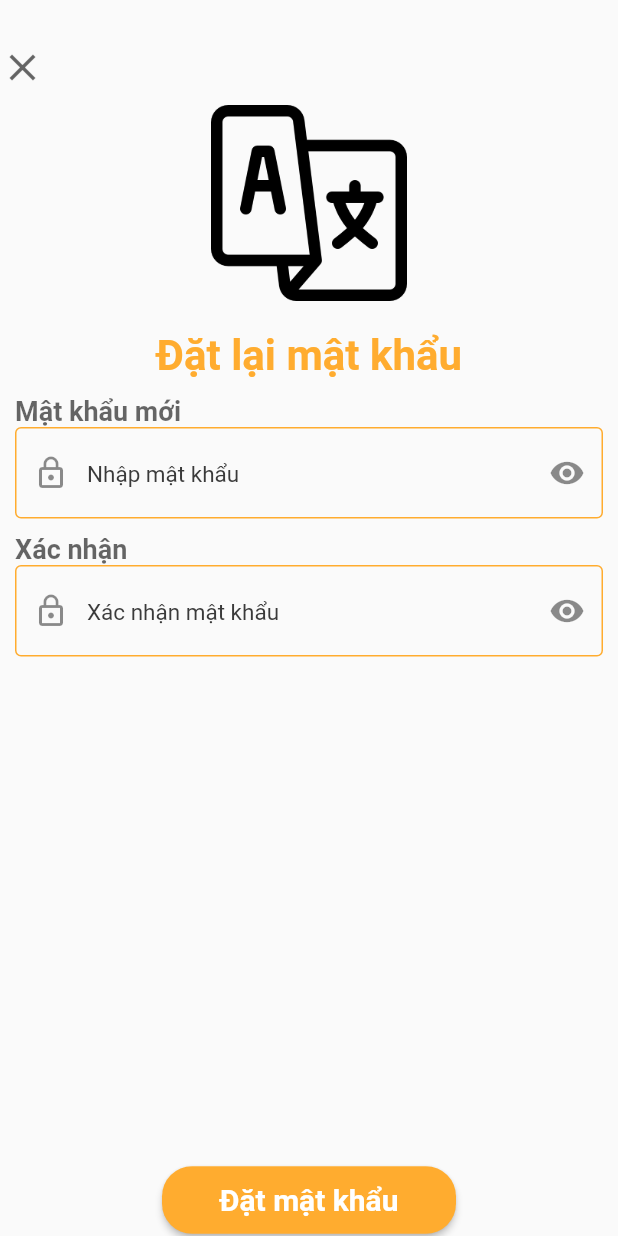
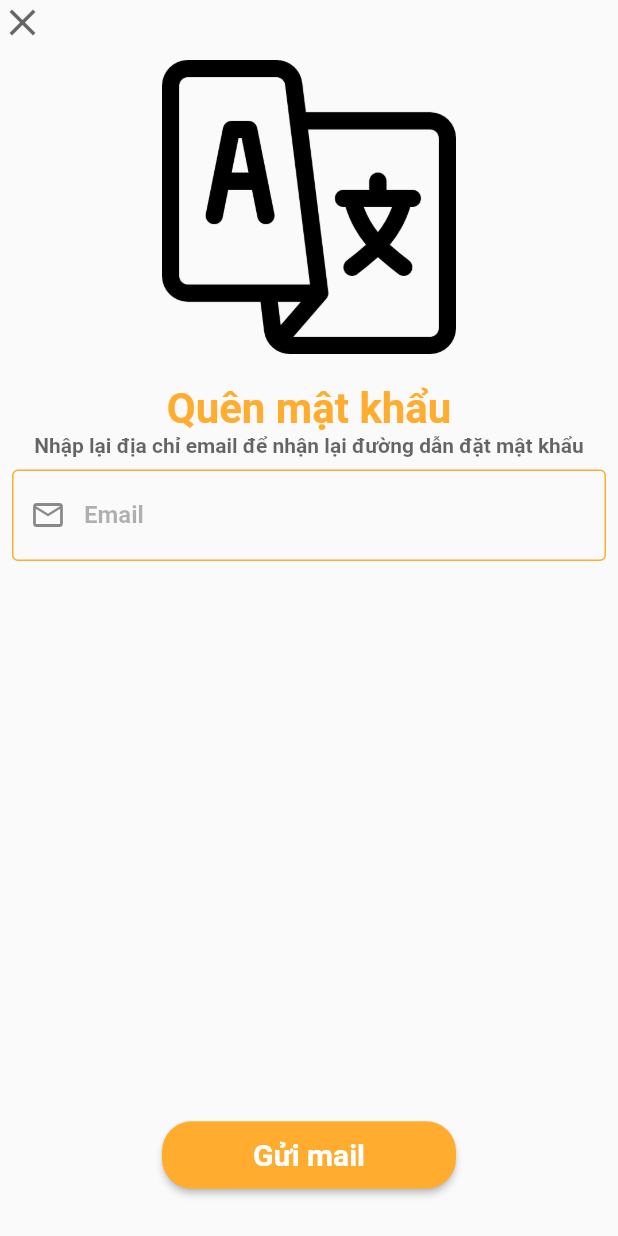
Before and after one commit to NhutHoa13/DEV_KHA, a Flutter app: the screen it shows after launch, on a phone screen of 412 x 824 dp. Run offline on Flutter 3.47's test engine with Material 2 defaults, Android fonts, the phone set to English and light mode, and no system bars.

Commit message:
Thêm màn hình Quên mật khẩu

```diff
--- a/DA_Moble/lib/Screen/Laymatkhau.dart
+++ b/DA_Moble/lib/Screen/Laymatkhau.dart
@@ -22,7 +22,7 @@ class _LaymatkhauScreenState extends State<LaymatkhauScreen> {
 
   @override
   Widget build(BuildContext context) {
-    var mlr = 20.0;
+    var mlr = 20;
     var r = MediaQuery.of(context).size.width - mlr;
     var l = MediaQuery.of(context).size.width - mlr;
     return Scaffold(
--- /dev/null
+++ b/DA_Moble/lib/Screen/Quenmatkhau.dart
@@ -0,0 +1,118 @@
+import 'package:flutter/animation.dart';
+import 'package:flutter/cupertino.dart';
+import 'package:flutter/material.dart';
+import 'package:flutter/src/widgets/container.dart';
+import 'package:flutter/src/widgets/framework.dart';
+
+class QuenmatkhauScreen extends StatefulWidget {
+  const QuenmatkhauScreen({super.key});
+
+  @override
+  State<QuenmatkhauScreen> createState() => _QuenmatkhauScreenState();
+}
+
+class _QuenmatkhauScreenState extends State<QuenmatkhauScreen> {
+  var orange = Color.fromARGB(255, 255, 172, 47);
+  var myLabelStyle = TextStyle(
+    color: Colors.black.withOpacity(0.3),
+    fontSize: 16,
+    fontWeight: FontWeight.bold,
+  );
+
+  var myTextStyle =
+      TextStyle(fontSize: 18, color: Color.fromARGB(255, 0, 0, 0));
+
+  @override
+  Widget build(BuildContext context) {
+    var mlr = 20.0;
+    var r = MediaQuery.of(context).size.width - mlr;
+    var l = MediaQuery.of(context).size.width - mlr;
+    return Scaffold(
+         resizeToAvoidBottomInset: false,
+        body: Container(
+          padding: EdgeInsets.fromLTRB(0, 0, 0, 10),
+          child: Column(
+              mainAxisAlignment: MainAxisAlignment.spaceBetween,
+              children: [
+                Column(
+                  children: [
+                    Padding(
+                      padding: const EdgeInsets.fromLTRB(0, 0, 0, 10),
+                      child: Row(
+                        mainAxisAlignment: MainAxisAlignment.start,
+                        children: [
+                          InkWell(
+                            onTap: () {},
+                            child: Icon(
+                              Icons.clear,
+                              color: Colors.black.withOpacity(0.6),
+                              size: 30,
+                            ),
+                          ),
+                        ],
+                      ),
+                    ),
+                    Padding(
+                      padding: const EdgeInsets.fromLTRB(0, 0, 0, 20),
+                      child: Image(
+                        image: AssetImage('assets/images/language.png'),
+                        width: r / 2,
+                      ),
+                    ),
+                    Text(
+                      'Quên mật khẩu',
+                      style: TextStyle(
+                          fontSize: 28,
+                          fontWeight: FontWeight.bold,
+                          color: orange),
+                    ),
+                    Text(
+                        'Nhập lại địa chỉ email để nhận lại đường dẫn đặt mật khẩu',
+                        style: TextStyle(
+                            color: Colors.black.withOpacity(0.6),
+                            fontWeight: FontWeight.bold,
+                            )),
+                    Padding(
+                      padding: const EdgeInsets.all(8.0),
+                      child: TextField(
+                        style: myTextStyle,
+                        decoration: InputDecoration(
+                            enabledBorder: OutlineInputBorder(
+                                borderSide: BorderSide(color: orange)),
+                            border: OutlineInputBorder(),
+                            labelText: "Email",
+                            prefixIcon: (Icon(Icons.email_outlined)),
+                            labelStyle: myLabelStyle),
+                      ),
+                    ),
+                  ],
+                ),
+                Padding(
+                  padding: EdgeInsets.fromLTRB(0, 0, 0, 20),
+                  child: ConstrainedBox(
+                    constraints: BoxConstraints(minWidth: r / 2, minHeight: 45),
+                    child: ElevatedButton(
+                      style: ButtonStyle(
+                          backgroundColor:
+                              MaterialStatePropertyAll<Color>(orange),
+                          shape: MaterialStateProperty.all(
+                              RoundedRectangleBorder(
+                                  borderRadius: BorderRadius.circular(20.0)))),
+                      onPressed: () {},
+                      // child: const Padding(
+                      //     padding: EdgeInsets.fromLTRB(10, 10, 10, 10),
+                      child: Text(
+                        "Gửi mail",
+                        style: TextStyle(
+                          fontSize: 20,
+                          fontWeight: FontWeight.bold,
+                        ),
+                      ),
+                    ),
+                  ),
+                ),
+              ]),
+        )
+      );
+  }
+}
--- a/DA_Moble/lib/main.dart
+++ b/DA_Moble/lib/main.dart
@@ -1,6 +1,7 @@
 import 'package:flutter/material.dart';
 import 'package:flutter_application_1/Screen/Dangky.dart';
 import 'package:flutter_application_1/Screen/Laymatkhau.dart';
+import 'package:flutter_application_1/Screen/Quenmatkhau.dart';
 
 
 void main() {
@@ -15,7 +16,7 @@ class MyApp extends StatelessWidget {
   Widget build(BuildContext context) {
     return MaterialApp(
       debugShowCheckedModeBanner: false,
-      home: const LaymatkhauScreen(),
+      home: const QuenmatkhauScreen(),
     );
   }
 }
```
